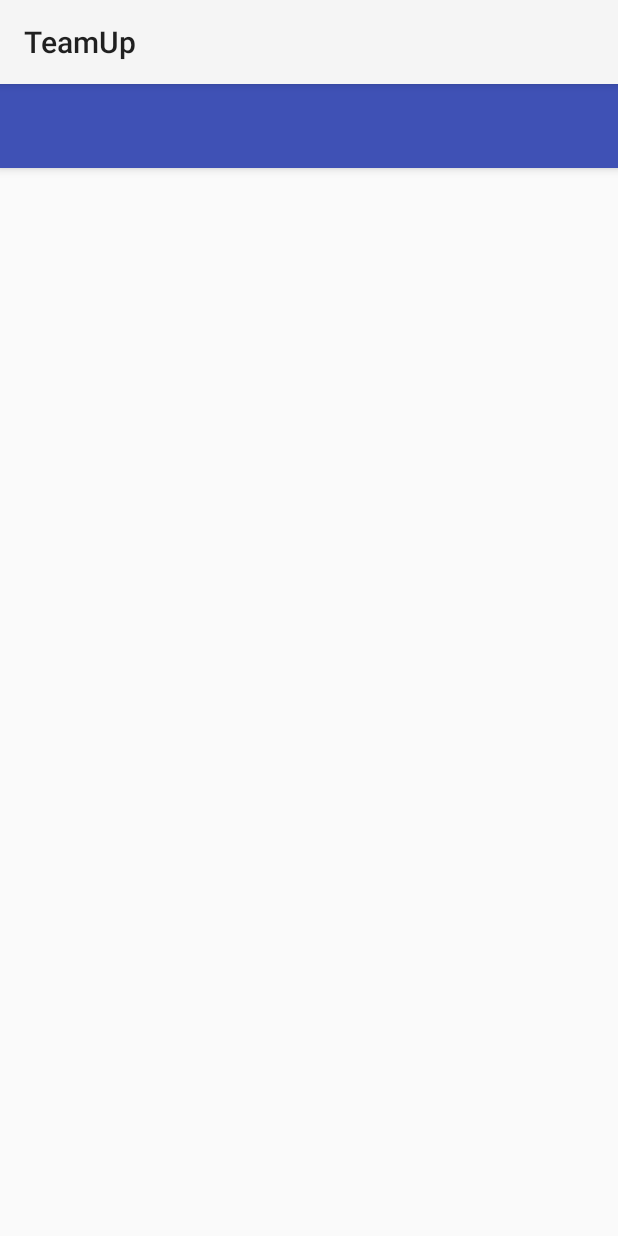
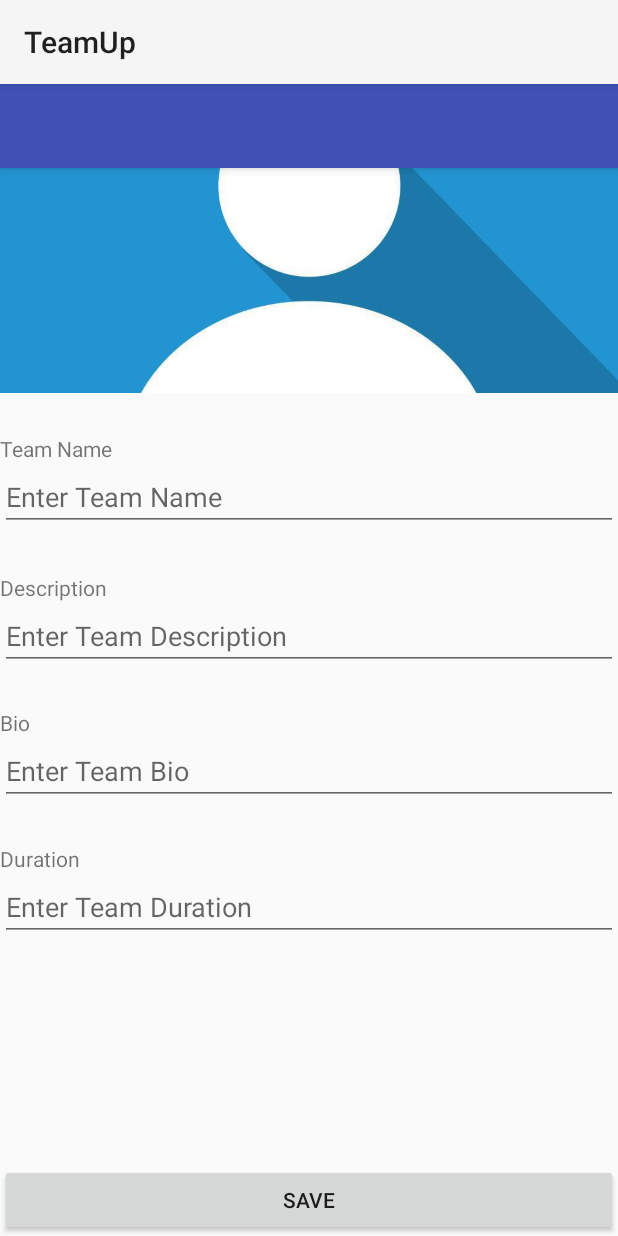
Before and after one commit to A-Hamdy/TeamUpAndroidApp, an Android app: the fragment CreateTeam placed in its activity, on a phone screen of 412 x 824 dp. Run offline under Robolectric (Android 15) with nearby library versions, the phone set to English and light mode, and no system bars; libraries missing offline, so code that uses them is left out: com.mikepenz.materialdrawer, com.mikepenz.materialize; pictures from the network do not load; 16 statements that could not run were skipped.

Commit message:
Snippets V2 , Create Team UI V1

```diff
--- a/app/src/main/java/android/hmkcode/com/myapplication123/A1SavedCodeSnippets/Snippets.java
+++ b/app/src/main/java/android/hmkcode/com/myapplication123/A1SavedCodeSnippets/Snippets.java
@@ -16,6 +16,7 @@ public class Snippets {
     #5- Json Parse using Gson fromJson.
     #6- Save Image To Internal Storage [Not Recommended Gallery Better].
     #7- Get Image from Internal Storage.
+    #8- Singleton Design Pattern
 
      */
 
@@ -74,6 +75,25 @@ public class Snippets {
         jsonObject.put("image","ahmed");
     -----------------------------------------------------------------------------------------
 
+
+    [#8]
+    -----------------------------------------------------------------------------------------
+        private static User userSingleton = null;
+        private User(){ }
+        public static User getInstance(){
+            if(userSingleton == null)
+                userSingleton = new User();
+            return userSingleton;
+        }
+    -----------------------------------------------------------------------------------------
+
+
+
+
+
+
+
+
      */
 
 
--- a/app/src/main/java/android/hmkcode/com/myapplication123/CreateTeam/CreateTeam.java
+++ b/app/src/main/java/android/hmkcode/com/myapplication123/CreateTeam/CreateTeam.java
@@ -9,6 +9,7 @@ import android.hmkcode.com.myapplication123.WebServiceHandler.WebServiceHandler;
 import android.net.Uri;
 import android.os.AsyncTask;
 import android.os.Bundle;
+import android.support.annotation.Nullable;
 import android.support.v4.app.Fragment;
 import android.support.v4.app.FragmentManager;
 import android.support.v4.app.FragmentTransaction;
@@ -17,6 +18,8 @@ import android.view.View;
 import android.view.ViewGroup;
 
 import android.hmkcode.com.myapplication123.R;
+import android.widget.Button;
+import android.widget.EditText;
 
 import com.google.gson.Gson;
 
@@ -27,6 +30,9 @@ import org.json.JSONObject;
 public class CreateTeam extends Fragment {
 
     Team team = null;
+    EditText  name, description, bio, duration;
+    Button save;
+
 
     public CreateTeam() {
 
@@ -37,16 +43,7 @@ public class CreateTeam extends Fragment {
     public void onCreate(Bundle savedInstanceState) {
         super.onCreate(savedInstanceState);
 
-        team = new Team();
-        team.setTitle("teamTitle");
-        team.setBio("bio");
-        team.setDescription("descr");
-        team.setDurtion(15);
-        team.setImage("image");
-        team.setOwnerId(69);
-        team.setSkillId(1);
 
-        new HttpAsyncTask().execute(Utilites.URL_CreateTeam);
 
 
     }
@@ -58,6 +55,34 @@ public class CreateTeam extends Fragment {
     }
 
     public void onButtonPressed(Uri uri) {
+
+    }
+
+    @Override
+    public void onActivityCreated(@Nullable Bundle savedInstanceState) {
+        super.onActivityCreated(savedInstanceState);
+
+        name = (EditText) getView().findViewById(R.id.createTeamName);
+        description = (EditText) getView().findViewById(R.id.createTeamDescription);
+        bio = (EditText) getView().findViewById(R.id.createTeamBio);
+        duration = (EditText) getView().findViewById(R.id.createTeamDuration);
+        save = (Button) getView().findViewById(R.id.createTeamSaveButton);
+
+        save.setOnClickListener(new View.OnClickListener() {
+            @Override
+            public void onClick(View v) {
+                team = new Team();
+                team.setTitle(name.getText().toString());
+                team.setBio(bio.getText().toString());
+                team.setDescription(description.getText().toString());
+                team.setDurtion(Integer.parseInt(duration.getText().toString()));
+                team.setImage("image2");
+                team.setOwnerId(69);
+                team.setSkillId(1);
+
+                new HttpAsyncTask().execute(Utilites.URL_CreateTeam);
+            }
+        });
 
     }
 
--- a/app/src/main/java/android/hmkcode/com/myapplication123/Utitlites/Utilites.java
+++ b/app/src/main/java/android/hmkcode/com/myapplication123/Utitlites/Utilites.java
@@ -5,30 +5,27 @@ package android.hmkcode.com.myapplication123.Utitlites;
  */
 public class Utilites {
 
-    static String PORT = "49583";
+    static String PORT = "40663";
+//    static String PORT = "49583";
 //    static String IP = "localhost";
 //    static String IP = "168.254.154.163";
 //    static String IP = "10.144.3.172";
-    static String IP = "10.0.0.66";
-    //static String IP = "192.168.72.1";
+//    static String IP = "10.0.0.66";
+//    static String IP = "192.168.72.1";
 //    static String IP = "10.140.200.63";
-//    static String IP = "10.0.1.14";
+    static String IP = "192.168.1.4";
 
     public static final String MESSAGE_KEY = "message";
     public static final String GOOGLE_PROJECT_ID = "209716861273";
 
-
     public static String SharedPref_Name = "MyUserPreference";
-    public static String URL_Login = "http://"+IP+":"+PORT+"/TeamUP/rest/WebService/login";
-    public static String URL_Register = "http://"+IP+":"+PORT+"/TeamUP/rest/WebService/registration";
-    public static String URL_CreateTeam = "http://"+IP+":"+PORT+"/TeamUP/rest/WebService/creatTeam";
-    public static String URL_EditProfile = "http://"+IP+":"+PORT+"/TeamUP/rest/WebService/editProfile";
-    public static String URL_GetSuggestedUsers = "http://"+IP+":"+PORT+"/TeamUP/rest/WebService/getUserForNewTeam";
-    public static String URL_InviteUsers = "http://"+IP+":"+PORT+"/TeamUP/rest/WebService/inviteUsersToTeam";
-
-
-
-    public static String URL_Notification_URL = "http://"+IP+":"+PORT+"/TeamUP/rest/WebService/registrationGcm";
-//    public static String URL_Notification_URL = "http://10.0.0.66:49583/PushNotification/GCMNotification?shareRegId=1";
+    public static String URL                   = "http://"+IP+":"+PORT+"/TeamUP/rest/WebService/";
+    public static String URL_Login             = URL + "login";
+    public static String URL_Register          = URL + "registration";
+    public static String URL_CreateTeam        = URL + "creatTeam";
+    public static String URL_EditProfile       = URL + "editProfile";
+    public static String URL_GetSuggestedUsers = URL + "getUserForNewTeam";
+    public static String URL_InviteUsers       = URL + "inviteUsersToTeam";
+    public static String URL_Notification_URL  = URL + "registrationGcm";
 
 }
--- a/app/src/main/res/layout/fragment_create_team.xml
+++ b/app/src/main/res/layout/fragment_create_team.xml
@@ -11,4 +11,120 @@
         <!--android:layout_height="match_parent"-->
         <!--android:text="Create Team Page" />-->
 
+    <RelativeLayout
+        android:layout_width="match_parent"
+        android:layout_height="match_parent">
+
+
+        <ImageView
+            android:layout_width="wrap_content"
+            android:layout_height="150dp"
+            android:id="@+id/imageView2"
+            android:src="@drawable/defaultimg"
+            android:adjustViewBounds="true"
+            android:scaleType="centerCrop"
+            android:layout_alignParentTop="true"
+            android:layout_centerHorizontal="true" />
+
+        <TextView
+            android:layout_width="wrap_content"
+            android:layout_height="wrap_content"
+            android:textAppearance="?android:attr/textAppearanceSmall"
+            android:text="Team Name"
+            android:id="@+id/textView3"
+            android:layout_marginTop="27dp"
+            android:layout_below="@+id/imageView2"
+            android:layout_alignParentLeft="true"
+            android:layout_alignParentStart="true" />
+
+        <TextView
+            android:layout_width="wrap_content"
+            android:layout_height="wrap_content"
+            android:textAppearance="?android:attr/textAppearanceSmall"
+            android:text="Description"
+            android:id="@+id/textView4"
+            android:layout_marginTop="28dp"
+            android:layout_below="@+id/createTeamName"
+            android:layout_alignParentLeft="true"
+            android:layout_alignParentStart="true" />
+
+        <TextView
+            android:layout_width="wrap_content"
+            android:layout_height="wrap_content"
+            android:textAppearance="?android:attr/textAppearanceSmall"
+            android:text="Bio"
+            android:id="@+id/textView5"
+            android:layout_marginTop="25dp"
+            android:layout_below="@+id/createTeamDescription"
+            android:layout_alignParentLeft="true"
+            android:layout_alignParentStart="true" />
+
+        <TextView
+            android:layout_width="wrap_content"
+            android:layout_height="wrap_content"
+            android:textAppearance="?android:attr/textAppearanceSmall"
+            android:text="Duration"
+            android:id="@+id/textView6"
+            android:layout_marginTop="26dp"
+            android:layout_below="@+id/createTeamBio"
+            android:layout_alignParentLeft="true"
+            android:layout_alignParentStart="true" />
+
+        <EditText
+            android:layout_width="match_parent"
+            android:layout_height="wrap_content"
+            android:inputType="textPersonName"
+            android:ems="10"
+            android:hint="Enter Team Name"
+            android:id="@+id/createTeamName"
+            android:layout_alignParentStart="true"
+            android:layout_below="@+id/textView3"
+            android:layout_alignParentLeft="true" />
+
+        <EditText
+            android:layout_width="match_parent"
+            android:layout_height="wrap_content"
+            android:inputType="textPersonName"
+            android:ems="10"
+            android:hint="Enter Team Description"
+            android:id="@+id/createTeamDescription"
+            android:layout_below="@+id/textView4"
+            android:layout_alignParentLeft="true"
+            android:layout_alignParentStart="true" />
+
+        <EditText
+            android:layout_width="match_parent"
+            android:layout_height="wrap_content"
+            android:inputType="textPersonName"
+            android:ems="10"
+            android:hint="Enter Team Bio"
+            android:id="@+id/createTeamBio"
+            android:layout_below="@+id/textView5"
+            android:layout_alignParentLeft="true"
+            android:layout_alignParentStart="true" />
+
+        <EditText
+            android:layout_width="match_parent"
+            android:layout_height="wrap_content"
+            android:inputType="number"
+            android:ems="10"
+            android:hint="Enter Team Duration"
+            android:id="@+id/createTeamDuration"
+            android:layout_below="@+id/textView6"
+            android:layout_alignParentLeft="true"
+            android:layout_alignParentStart="true" />
+
+        <Button
+            android:layout_width="wrap_content"
+            android:layout_height="wrap_content"
+            android:text="SAVE"
+            android:id="@+id/createTeamSaveButton"
+            android:layout_alignParentBottom="true"
+            android:layout_alignParentRight="true"
+            android:layout_alignParentEnd="true"
+            android:layout_alignParentLeft="true"
+            android:layout_alignParentStart="true" />
+
+    </RelativeLayout>
+
 </FrameLayout>
--- a/app/src/main/res/layout/fragment_team_users_list.xml
+++ b/app/src/main/res/layout/fragment_team_users_list.xml
@@ -4,6 +4,7 @@
     android:layout_height="match_parent"
     tools:context="android.hmkcode.com.myapplication123.CreateTeam.TeamUsersList"
     android:padding="10dp"
+    android:background="@color/md_white_1000"
     >
 
 
```
Also changed, not shown: app/src/main/java/android/hmkcode/com/myapplication123/Classes/User.java (+1 -10 lines).
